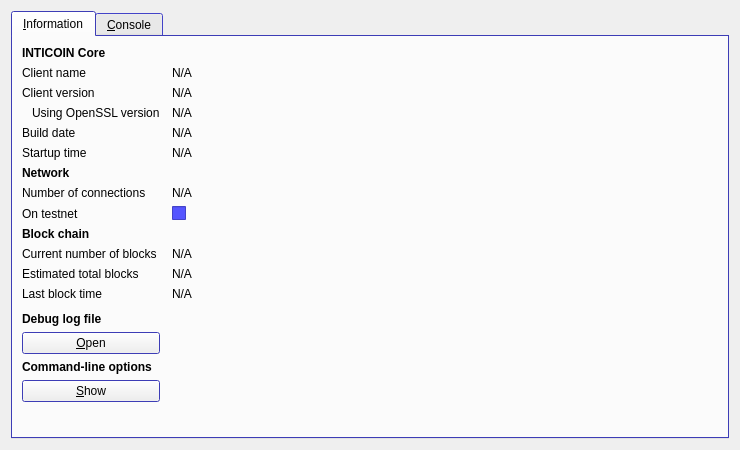
INTICOIN/INTICOIN, file src/qt/forms/rpcconsole.ui: the form before one commit.
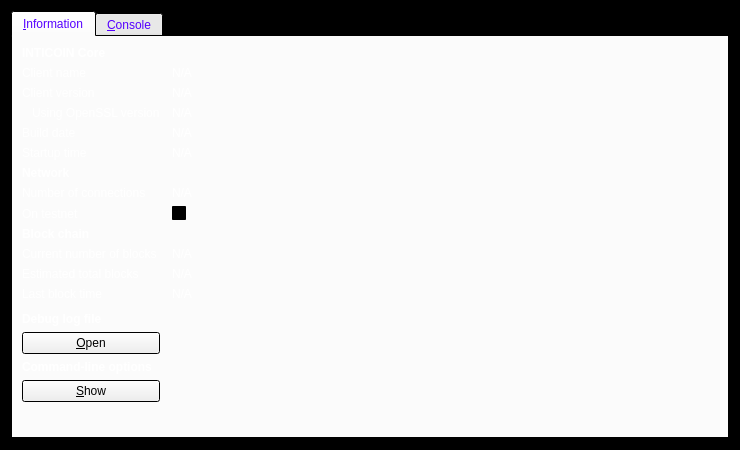
The form after the commit. Icons and pictures are not drawn.

The edit to the form file:
```diff
--- a/src/qt/forms/rpcconsole.ui
+++ b/src/qt/forms/rpcconsole.ui
@@ -10,6 +10,70 @@
     <height>450</height>
    </rect>
   </property>
+  <property name="palette">
+   <palette>
+    <active>
+     <colorrole role="Base">
+      <brush brushstyle="SolidPattern">
+       <color alpha="255">
+        <red>255</red>
+        <green>255</green>
+        <blue>255</blue>
+       </color>
+      </brush>
+     </colorrole>
+     <colorrole role="Window">
+      <brush brushstyle="SolidPattern">
+       <color alpha="255">
+        <red>0</red>
+        <green>0</green>
+        <blue>0</blue>
+       </color>
+      </brush>
+     </colorrole>
+    </active>
+    <inactive>
+     <colorrole role="Base">
+      <brush brushstyle="SolidPattern">
+       <color alpha="255">
+        <red>255</red>
+        <green>255</green>
+        <blue>255</blue>
+       </color>
+      </brush>
+     </colorrole>
+     <colorrole role="Window">
+      <brush brushstyle="SolidPattern">
+       <color alpha="255">
+        <red>0</red>
+        <green>0</green>
+        <blue>0</blue>
+       </color>
+      </brush>
+     </colorrole>
+    </inactive>
+    <disabled>
+     <colorrole role="Base">
+      <brush brushstyle="SolidPattern">
+       <color alpha="255">
+        <red>0</red>
+        <green>0</green>
+        <blue>0</blue>
+       </color>
+      </brush>
+     </colorrole>
+     <colorrole role="Window">
+      <brush brushstyle="SolidPattern">
+       <color alpha="255">
+        <red>0</red>
+        <green>0</green>
+        <blue>0</blue>
+       </color>
+      </brush>
+     </colorrole>
+    </disabled>
+   </palette>
+  </property>
   <property name="windowTitle">
    <string>INTICOIN - Debug window</string>
   </property>
@@ -19,6 +83,15 @@
      <property name="palette">
       <palette>
        <active>
+        <colorrole role="WindowText">
+         <brush brushstyle="SolidPattern">
+          <color alpha="255">
+           <red>85</red>
+           <green>0</green>
+           <blue>255</blue>
+          </color>
+         </brush>
+        </colorrole>
         <colorrole role="Base">
          <brush brushstyle="SolidPattern">
           <color alpha="255">
@@ -31,14 +104,23 @@
         <colorrole role="Window">
          <brush brushstyle="SolidPattern">
           <color alpha="255">
-           <red>85</red>
-           <green>85</green>
-           <blue>255</blue>
+           <red>0</red>
+           <green>0</green>
+           <blue>0</blue>
           </color>
          </brush>
         </colorrole>
        </active>
        <inactive>
+        <colorrole role="WindowText">
+         <brush brushstyle="SolidPattern">
+          <color alpha="255">
+           <red>85</red>
+           <green>0</green>
+           <blue>255</blue>
+          </color>
+         </brush>
+        </colorrole>
         <colorrole role="Base">
          <brush brushstyle="SolidPattern">
           <color alpha="255">
@@ -51,29 +133,38 @@
         <colorrole role="Window">
          <brush brushstyle="SolidPattern">
           <color alpha="255">
-           <red>85</red>
-           <green>85</green>
-           <blue>255</blue>
+           <red>0</red>
+           <green>0</green>
+           <blue>0</blue>
           </color>
          </brush>
         </colorrole>
        </inactive>
        <disabled>
+        <colorrole role="WindowText">
+         <brush brushstyle="SolidPattern">
+          <color alpha="255">
+           <red>120</red>
+           <green>120</green>
+           <blue>120</blue>
+          </color>
+         </brush>
+        </colorrole>
         <colorrole role="Base">
          <brush brushstyle="SolidPattern">
           <color alpha="255">
-           <red>85</red>
-           <green>85</green>
-           <blue>255</blue>
+           <red>0</red>
+           <green>0</green>
+           <blue>0</blue>
           </color>
          </brush>
         </colorrole>
         <colorrole role="Window">
          <brush brushstyle="SolidPattern">
           <color alpha="255">
-           <red>85</red>
-           <green>85</green>
-           <blue>255</blue>
+           <red>0</red>
+           <green>0</green>
+           <blue>0</blue>
           </color>
          </brush>
         </colorrole>
@@ -93,6 +184,43 @@
        </property>
        <item row="0" column="0">
         <widget class="QLabel" name="label_9">
+         <property name="palette">
+          <palette>
+           <active>
+            <colorrole role="WindowText">
+             <brush brushstyle="SolidPattern">
+              <color alpha="255">
+               <red>255</red>
+               <green>255</green>
+               <blue>255</blue>
+              </color>
+             </brush>
+            </colorrole>
+           </active>
+           <inactive>
+            <colorrole role="WindowText">
+             <brush brushstyle="SolidPattern">
+              <color alpha="255">
+               <red>255</red>
+               <green>255</green>
+               <blue>255</blue>
+              </color>
+             </brush>
+            </colorrole>
+           </inactive>
+           <disabled>
+            <colorrole role="WindowText">
+             <brush brushstyle="SolidPattern">
+              <color alpha="255">
+               <red>120</red>
+               <green>120</green>
+               <blue>120</blue>
+              </color>
+             </brush>
+            </colorrole>
+           </disabled>
+          </palette>
+         </property>
          <property name="font">
           <font>
            <weight>75</weight>
@@ -106,6 +234,43 @@
        </item>
        <item row="1" column="0">
         <widget class="QLabel" name="label_5">
+         <property name="palette">
+          <palette>
+           <active>
+            <colorrole role="WindowText">
+             <brush brushstyle="SolidPattern">
+              <color alpha="255">
+               <red>255</red>
+               <green>255</green>
+               <blue>255</blue>
+              </color>
+             </brush>
+            </colorrole>
+           </active>
+           <inactive>
+            <colorrole role="WindowText">
+             <brush brushstyle="SolidPattern">
+              <color alpha="255">
+               <red>255</red>
+               <green>255</green>
+               <blue>255</blue>
+              </color>
+             </brush>
+            </colorrole>
+           </inactive>
+           <disabled>
+            <colorrole role="WindowText">
+             <brush brushstyle="SolidPattern">
+              <color alpha="255">
+               <red>120</red>
+               <green>120</green>
+               <blue>120</blue>
+              </color>
+             </brush>
+            </colorrole>
+           </disabled>
+          </palette>
+         </property>
          <property name="text">
           <string>Client name</string>
          </property>
@@ -113,6 +278,43 @@
        </item>
        <item row="1" column="1">
         <widget class="QLabel" name="clientName">
+         <property name="palette">
+          <palette>
+           <active>
+            <colorrole role="WindowText">
+             <brush brushstyle="SolidPattern">
+              <color alpha="255">
+               <red>255</red>
+               <green>255</green>
+               <blue>255</blue>
+              </color>
+             </brush>
+            </colorrole>
+           </active>
+           <inactive>
+            <colorrole role="WindowText">
+             <brush brushstyle="SolidPattern">
+              <color alpha="255">
+               <red>255</red>
+               <green>255</green>
+               <blue>255</blue>
+              </color>
+             </brush>
+            </colorrole>
+           </inactive>
+           <disabled>
+            <colorrole role="WindowText">
+             <brush brushstyle="SolidPattern">
+              <color alpha="255">
+               <red>120</red>
+               <green>120</green>
+               <blue>120</blue>
+              </color>
+             </brush>
+            </colorrole>
+           </disabled>
+          </palette>
+         </property>
          <property name="cursor">
           <cursorShape>IBeamCursor</cursorShape>
          </property>
@@ -129,6 +331,43 @@
        </item>
        <item row="2" column="0">
         <widget class="QLabel" name="label_6">
+         <property name="palette">
+          <palette>
+           <active>
+            <colorrole role="WindowText">
+             <brush brushstyle="SolidPattern">
+              <color alpha="255">
+               <red>255</red>
+               <green>255</green>
+               <blue>255</blue>
+              </color>
+             </brush>
+            </colorrole>
+           </active>
+           <inactive>
+            <colorrole role="WindowText">
+             <brush brushstyle="SolidPattern">
+              <color alpha="255">
+               <red>255</red>
+               <green>255</green>
+               <blue>255</blue>
+              </color>
+             </brush>
+            </colorrole>
+           </inactive>
+           <disabled>
+            <colorrole role="WindowText">
+             <brush brushstyle="SolidPattern">
+              <color alpha="255">
+               <red>120</red>
+               <green>120</green>
+               <blue>120</blue>
+              </color>
+             </brush>
+            </colorrole>
+           </disabled>
+          </palette>
+         </property>
          <property name="text">
           <string>Client version</string>
          </property>
@@ -136,6 +375,43 @@
        </item>
        <item row="2" column="1">
         <widget class="QLabel" name="clientVersion">
+         <property name="palette">
+          <palette>
+           <active>
+            <colorrole role="WindowText">
+             <brush brushstyle="SolidPattern">
+              <color alpha="255">
+               <red>255</red>
+               <green>255</green>
+               <blue>255</blue>
+              </color>
+             </brush>
+            </colorrole>
+           </active>
+           <inactive>
+            <colorrole role="WindowText">
+             <brush brushstyle="SolidPattern">
+              <color alpha="255">
+               <red>255</red>
+               <green>255</green>
+               <blue>255</blue>
+              </color>
+             </brush>
+            </colorrole>
+           </inactive>
+           <disabled>
+            <colorrole role="WindowText">
+             <brush brushstyle="SolidPattern">
+              <color alpha="255">
+               <red>120</red>
+               <green>120</green>
+               <blue>120</blue>
+              </color>
+             </brush>
+            </colorrole>
+           </disabled>
+          </palette>
+         </property>
          <property name="cursor">
           <cursorShape>IBeamCursor</cursorShape>
          </property>
@@ -152,6 +428,43 @@
        </item>
        <item row="3" column="0">
         <widget class="QLabel" name="label_14">
+         <property name="palette">
+          <palette>
+           <active>
+            <colorrole role="WindowText">
+             <brush brushstyle="SolidPattern">
+              <color alpha="255">
+               <red>255</red>
+               <green>255</green>
+               <blue>255</blue>
+              </color>
+             </brush>
+            </colorrole>
+           </active>
+           <inactive>
+            <colorrole role="WindowText">
+             <brush brushstyle="SolidPattern">
+              <color alpha="255">
+               <red>255</red>
+               <green>255</green>
+               <blue>255</blue>
+              </color>
+             </brush>
+            </colorrole>
+           </inactive>
+           <disabled>
+            <colorrole role="WindowText">
+             <brush brushstyle="SolidPattern">
+              <color alpha="255">
+               <red>120</red>
+               <green>120</green>
+               <blue>120</blue>
+              </color>
+             </brush>
+            </colorrole>
+           </disabled>
+          </palette>
+         </property>
          <property name="text">
           <string>Using OpenSSL version</string>
          </property>
@@ -162,6 +475,43 @@
        </item>
        <item row="3" column="1">
         <widget class="QLabel" name="openSSLVersion">
+         <property name="palette">
+          <palette>
+           <active>
+            <colorrole role="WindowText">
+             <brush brushstyle="SolidPattern">
+              <color alpha="255">
+               <red>255</red>
+               <green>255</green>
+               <blue>255</blue>
+              </color>
+             </brush>
+            </colorrole>
+           </active>
+           <inactive>
+            <colorrole role="WindowText">
+             <brush brushstyle="SolidPattern">
+              <color alpha="255">
+               <red>255</red>
+               <green>255</green>
+               <blue>255</blue>
+              </color>
+             </brush>
+            </colorrole>
+           </inactive>
+           <disabled>
+            <colorrole role="WindowText">
+             <brush brushstyle="SolidPattern">
+              <color alpha="255">
+               <red>120</red>
+               <green>120</green>
+               <blue>120</blue>
+              </color>
+             </brush>
+            </colorrole>
+           </disabled>
+          </palette>
+         </property>
          <property name="cursor">
           <cursorShape>IBeamCursor</cursorShape>
          </property>
@@ -178,6 +528,43 @@
        </item>
        <item row="4" column="0">
         <widget class="QLabel" name="label_12">
+         <property name="palette">
+          <palette>
+           <active>
+            <colorrole role="WindowText">
+             <brush brushstyle="SolidPattern">
+              <color alpha="255">
+               <red>255</red>
+               <green>255</green>
+               <blue>255</blue>
+              </color>
+             </brush>
+            </colorrole>
+           </active>
+           <inactive>
+            <colorrole role="WindowText">
+             <brush brushstyle="SolidPattern">
+              <color alpha="255">
+               <red>255</red>
+               <green>255</green>
+               <blue>255</blue>
+              </color>
+             </brush>
+            </colorrole>
+           </inactive>
+           <disabled>
+            <colorrole role="WindowText">
+             <brush brushstyle="SolidPattern">
+              <color alpha="255">
+               <red>120</red>
+               <green>120</green>
+               <blue>120</blue>
+              </color>
+             </brush>
+            </colorrole>
+           </disabled>
+          </palette>
+         </property>
          <property name="text">
           <string>Build date</string>
          </property>
@@ -185,6 +572,43 @@
        </item>
        <item row="4" column="1">
         <widget class="QLabel" name="buildDate">
+         <property name="palette">
+          <palette>
+           <active>
+            <colorrole role="WindowText">
+             <brush brushstyle="SolidPattern">
+              <color alpha="255">
+               <red>255</red>
+               <green>255</green>
+               <blue>255</blue>
+              </color>
+             </brush>
+            </colorrole>
+           </active>
+           <inactive>
+            <colorrole role="WindowText">
+             <brush brushstyle="SolidPattern">
+              <color alpha="255">
+               <red>255</red>
+               <green>255</green>
+               <blue>255</blue>
+              </color>
+             </brush>
+            </colorrole>
+           </inactive>
+           <disabled>
+            <colorrole role="WindowText">
+             <brush brushstyle="SolidPattern">
+              <color alpha="255">
+               <red>120</red>
+               <green>120</green>
+               <blue>120</blue>
+              </color>
+             </brush>
+            </colorrole>
+           </disabled>
+          </palette>
+         </property>
          <property name="cursor">
           <cursorShape>IBeamCursor</cursorShape>
          </property>
@@ -201,6 +625,43 @@
        </item>
        <item row="5" column="0">
         <widget class="QLabel" name="label_13">
+         <property name="palette">
+          <palette>
+           <active>
+            <colorrole role="WindowText">
+             <brush brushstyle="SolidPattern">
+              <color alpha="255">
+               <red>255</red>
+               <green>255</green>
+               <blue>255</blue>
+              </color>
+             </brush>
+            </colorrole>
+           </active>
+           <inactive>
+            <colorrole role="WindowText">
+             <brush brushstyle="SolidPattern">
+              <color alpha="255">
+               <red>255</red>
+               <green>255</green>
+               <blue>255</blue>
+              </color>
+             </brush>
+            </colorrole>
+           </inactive>
+           <disabled>
+            <colorrole role="WindowText">
+             <brush brushstyle="SolidPattern">
+              <color alpha="255">
+               <red>120</red>
+               <green>120</green>
+               <blue>120</blue>
+              </color>
+             </brush>
+            </colorrole>
+           </disabled>
+          </palette>
+         </property>
          <property name="text">
           <string>Startup time</string>
          </property>
@@ -208,6 +669,43 @@
        </item>
        <item row="5" column="1">
         <widget class="QLabel" name="startupTime">
+         <property name="palette">
+          <palette>
+           <active>
+            <colorrole role="WindowText">
+             <brush brushstyle="SolidPattern">
+              <color alpha="255">
+               <red>255</red>
+               <green>255</green>
+               <blue>255</blue>
+              </color>
+             </brush>
+            </colorrole>
+           </active>
+           <inactive>
+            <colorrole role="WindowText">
+             <brush brushstyle="SolidPattern">
+              <color alpha="255">
+               <red>255</red>
+               <green>255</green>
+               <blue>255</blue>
+              </color>
+             </brush>
+            </colorrole>
+           </inactive>
+           <disabled>
+            <colorrole role="WindowText">
+             <brush brushstyle="SolidPattern">
+              <color alpha="255">
+               <red>120</red>
+               <green>120</green>
+               <blue>120</blue>
+              </color>
+             </brush>
+            </colorrole>
+           </disabled>
+          </palette>
+         </property>
          <property name="cursor">
           <cursorShape>IBeamCursor</cursorShape>
          </property>
@@ -224,6 +722,43 @@
        </item>
        <item row="6" column="0">
         <widget class="QLabel" name="label_11">
+         <property name="palette">
+          <palette>
+           <active>
+            <colorrole role="WindowText">
+             <brush brushstyle="SolidPattern">
+              <color alpha="255">
+               <red>255</red>
+               <green>255</green>
+               <blue>255</blue>
+              </color>
+             </brush>
+            </colorrole>
+           </active>
+           <inactive>
+            <colorrole role="WindowText">
+             <brush brushstyle="SolidPattern">
+              <color alpha="255">
+               <red>255</red>
+               <green>255</green>
+               <blue>255</blue>
+              </color>
+             </brush>
+            </colorrole>
+           </inactive>
+           <disabled>
+            <colorrole role="WindowText">
+             <brush brushstyle="SolidPattern">
+              <color alpha="255">
+               <red>120</red>
+               <green>120</green>
+               <blue>120</blue>
+              </color>
+             </brush>
+            </colorrole>
+           </disabled>
+          </palette>
+         </property>
          <property name="font">
           <font>
            <weight>75</weight>
@@ -237,6 +772,43 @@
        </item>
        <item row="7" column="0">
         <widget class="QLabel" name="label_7">
+         <property name="palette">
+          <palette>
+           <active>
+            <colorrole role="WindowText">
+             <brush brushstyle="SolidPattern">
+              <color alpha="255">
+               <red>255</red>
+               <green>255</green>
+               <blue>255</blue>
+              </color>
+             </brush>
+            </colorrole>
+           </active>
+           <inactive>
+            <colorrole role="WindowText">
+             <brush brushstyle="SolidPattern">
+              <color alpha="255">
+               <red>255</red>
+               <green>255</green>
+               <blue>255</blue>
+              </color>
+             </brush>
+            </colorrole>
+           </inactive>
+           <disabled>
+            <colorrole role="WindowText">
+             <brush brushstyle="SolidPattern">
+              <color alpha="255">
+               <red>120</red>
+               <green>120</green>
+               <blue>120</blue>
+              </color>
+             </brush>
+            </colorrole>
+           </disabled>
+          </palette>
+         </property>
          <property name="text">
           <string>Number of connections</string>
          </property>
@@ -244,6 +816,43 @@
        </item>
        <item row="7" column="1">
         <widget class="QLabel" name="numberOfConnections">
+         <property name="palette">
+          <palette>
+           <active>
+            <colorrole role="WindowText">
+             <brush brushstyle="SolidPattern">
+              <color alpha="255">
+               <red>255</red>
+               <green>255</green>
+               <blue>255</blue>
+              </color>
+             </brush>
+            </colorrole>
+           </active>
+           <inactive>
+            <colorrole role="WindowText">
+             <brush brushstyle="SolidPattern">
+              <color alpha="255">
+               <red>255</red>
+               <green>255</green>
+               <blue>255</blue>
+              </color>
+             </brush>
+            </colorrole>
+           </inactive>
+           <disabled>
+            <colorrole role="WindowText">
+             <brush brushstyle="SolidPattern">
+              <color alpha="255">
+               <red>120</red>
+               <green>120</green>
+               <blue>120</blue>
+              </color>
+             </brush>
+            </colorrole>
+           </disabled>
+          </palette>
+         </property>
          <property name="cursor">
           <cursorShape>IBeamCursor</cursorShape>
          </property>
@@ -260,6 +869,43 @@
        </item>
        <item row="8" column="0">
         <widget class="QLabel" name="label_8">
+         <property name="palette">
+          <palette>
+           <active>
+            <colorrole role="WindowText">
+             <brush brushstyle="SolidPattern">
+              <color alpha="255">
+               <red>255</red>
+               <green>255</green>
+               <blue>255</blue>
+              </color>
+             </brush>
+            </colorrole>
+           </active>
+           <inactive>
+            <colorrole role="WindowText">
+             <brush brushstyle="SolidPattern">
+              <color alpha="255">
+               <red>255</red>
+               <green>255</green>
+               <blue>255</blue>
+              </color>
+             </brush>
+            </colorrole>
+           </inactive>
+           <disabled>
+            <colorrole role="WindowText">
+             <brush brushstyle="SolidPattern">
+              <color alpha="255">
+               <red>120</red>
+               <green>120</green>
+               <blue>120</blue>
+              </color>
+             </brush>
+            </colorrole>
+           </disabled>
+          </palette>
+         </property>
          <property name="text">
           <string>On testnet</string>
          </property>
@@ -277,6 +923,43 @@
        </item>
        <item row="9" column="0">
         <widget class="QLabel" name="label_10">
+         <property name="palette">
+          <palette>
+           <active>
+            <colorrole role="WindowText">
+             <brush brushstyle="SolidPattern">
+              <color alpha="255">
+               <red>255</red>
+               <green>255</green>
+               <blue>255</blue>
+              </color>
+             </brush>
+            </colorrole>
+           </active>
+           <inactive>
+            <colorrole role="WindowText">
+             <brush brushstyle="SolidPattern">
+              <color alpha="255">
+               <red>255</red>
+               <green>255</green>
+               <blue>255</blue>
+              </color>
+             </brush>
+            </colorrole>
+           </inactive>
+           <disabled>
+            <colorrole role="WindowText">
+             <brush brushstyle="SolidPattern">
+              <color alpha="255">
+               <red>120</red>
+               <green>120</green>
+               <blue>120</blue>
+              </color>
+             </brush>
+            </colorrole>
+           </disabled>
+          </palette>
+         </property>
          <property name="font">
           <font>
            <weight>75</weight>
@@ -290,6 +973,43 @@
        </item>
        <item row="10" column="0">
         <widget class="QLabel" name="label_3">
+         <property name="palette">
+          <palette>
+           <active>
+            <colorrole role="WindowText">
+             <brush brushstyle="SolidPattern">
+              <color alpha="255">
+               <red>255</red>
+               <green>255</green>
+               <blue>255</blue>
+              </color>
+             </brush>
+            </colorrole>
+           </active>
+           <inactive>
+            <colorrole role="WindowText">
+             <brush brushstyle="SolidPattern">
+              <color alpha="255">
+               <red>255</red>
+               <green>255</green>
+               <blue>255</blue>
+              </color>
+             </brush>
+            </colorrole>
+           </inactive>
+           <disabled>
+            <colorrole role="WindowText">
+             <brush brushstyle="SolidPattern">
+              <color alpha="255">
+               <red>120</red>
+               <green>120</green>
+               <blue>120</blue>
+              </color>
+             </brush>
+            </colorrole>
+           </disabled>
+          </palette>
+         </property>
          <property name="text">
           <string>Current number of blocks</string>
          </property>
@@ -297,6 +1017,43 @@
        </item>
        <item row="10" column="1">
         <widget class="QLabel" name="numberOfBlocks">
+         <property name="palette">
+          <palette>
+           <active>
+            <colorrole role="WindowText">
+             <brush brushstyle="SolidPattern">
+              <color alpha="255">
+               <red>255</red>
+               <green>255</green>
+               <blue>255</blue>
+              </color>
+             </brush>
+            </colorrole>
+           </active>
+           <inactive>
+            <colorrole role="WindowText">
+             <brush brushstyle="SolidPattern">
+              <color alpha="255">
+               <red>255</red>
+               <green>255</green>
+               <blue>255</blue>
+              </color>
+             </brush>
+            </colorrole>
+           </inactive>
+           <disabled>
+            <colorrole role="WindowText">
+             <brush brushstyle="SolidPattern">
+              <color alpha="255">
+               <red>120</red>
+               <green>120</green>
+               <blue>120</blue>
+              </color>
+             </brush>
+            </colorrole>
+           </disabled>
+          </palette>
+         </property>
          <property name="cursor">
           <cursorShape>IBeamCursor</cursorShape>
          </property>
@@ -313,6 +1070,43 @@
        </item>
        <item row="11" column="0">
         <widget class="QLabel" name="label_4">
+         <property name="palette">
+          <palette>
+           <active>
+            <colorrole role="WindowText">
+             <brush brushstyle="SolidPattern">
+              <color alpha="255">
+               <red>255</red>
+               <green>255</green>
+               <blue>255</blue>
+              </color>
+             </brush>
+            </colorrole>
+           </active>
+           <inactive>
+            <colorrole role="WindowText">
+             <brush brushstyle="SolidPattern">
+              <color alpha="255">
+               <red>255</red>
+               <green>255</green>
+               <blue>255</blue>
+              </color>
+             </brush>
+            </colorrole>
+           </inactive>
+           <disabled>
+            <colorrole role="WindowText">
+             <brush brushstyle="SolidPattern">
+              <color alpha="255">
+               <red>120</red>
+               <green>120</green>
+               <blue>120</blue>
+              </color>
+             </brush>
+            </colorrole>
+           </disabled>
+          </palette>
+         </property>
          <property name="text">
           <string>Estimated total blocks</string>
          </property>
@@ -320,6 +1114,43 @@
        </item>
        <item row="11" column="1">
         <widget class="QLabel" name="totalBlocks">
+         <property name="palette">
+          <palette>
+           <active>
+            <colorrole role="WindowText">
+             <brush brushstyle="SolidPattern">
+              <color alpha="255">
+               <red>255</red>
+               <green>255</green>
+               <blue>255</blue>
+              </color>
+             </brush>
+            </colorrole>
+           </active>
+           <inactive>
+            <colorrole role="WindowText">
+             <brush brushstyle="SolidPattern">
+              <color alpha="255">
+               <red>255</red>
+               <green>255</green>
+               <blue>255</blue>
+              </color>
+             </brush>
+            </colorrole>
+           </inactive>
+           <disabled>
+            <colorrole role="WindowText">
+             <brush brushstyle="SolidPattern">
+              <color alpha="255">
+               <red>120</red>
+               <green>120</green>
+               <blue>120</blue>
+              </color>
+             </brush>
+            </colorrole>
+           </disabled>
+          </palette>
+         </property>
          <property name="cursor">
           <cursorShape>IBeamCursor</cursorShape>
          </property>
@@ -336,6 +1167,43 @@
        </item>
        <item row="12" column="0">
         <widget class="QLabel" name="label_2">
+         <property name="palette">
+          <palette>
+           <active>
+            <colorrole role="WindowText">
+             <brush brushstyle="SolidPattern">
+              <color alpha="255">
+               <red>255</red>
+               <green>255</green>
+               <blue>255</blue>
+              </color>
+             </brush>
+            </colorrole>
+           </active>
+           <inactive>
+            <colorrole role="WindowText">
+             <brush brushstyle="SolidPattern">
+              <color alpha="255">
+               <red>255</red>
+               <green>255</green>
+               <blue>255</blue>
+              </color>
+             </brush>
+            </colorrole>
+           </inactive>
+           <disabled>
+            <colorrole role="WindowText">
+             <brush brushstyle="SolidPattern">
+              <color alpha="255">
+               <red>120</red>
+               <green>120</green>
+               <blue>120</blue>
+              </color>
+             </brush>
+            </colorrole>
+           </disabled>
+          </palette>
+         </property>
          <property name="text">
           <string>Last block time</string>
          </property>
@@ -343,6 +1211,43 @@
        </item>
        <item row="12" column="1">
         <widget class="QLabel" name="lastBlockTime">
+         <property name="palette">
+          <palette>
+           <active>
+            <colorrole role="WindowText">
+             <brush brushstyle="SolidPattern">
+              <color alpha="255">
+               <red>255</red>
+               <green>255</green>
+               <blue>255</blue>
+              </color>
+             </brush>
+            </colorrole>
+           </active>
+           <inactive>
+            <colorrole role="WindowText">
+             <brush brushstyle="SolidPattern">
+              <color alpha="255">
+               <red>255</red>
+               <green>255</green>
+               <blue>255</blue>
+              </color>
+             </brush>
+            </colorrole>
+           </inactive>
+           <disabled>
+            <colorrole role="WindowText">
+             <brush brushstyle="SolidPattern">
+              <color alpha="255">
+               <red>120</red>
+               <green>120</green>
+               <blue>120</blue>
+              </color>
+             </brush>
+            </colorrole>
+           </disabled>
+          </palette>
+         </property>
          <property name="cursor">
           <cursorShape>IBeamCursor</cursorShape>
          </property>
@@ -372,6 +1277,43 @@
        </item>
        <item row="14" column="0">
         <widget class="QLabel" name="labelDebugLogfile">
+         <property name="palette">
+          <palette>
+           <active>
+            <colorrole role="WindowText">
+             <brush brushstyle="SolidPattern">
+              <color alpha="255">
+               <red>255</red>
+               <green>255</green>
+               <blue>255</blue>
+              </color>
+             </brush>
+            </colorrole>
+           </active>
+           <inactive>
+            <colorrole role="WindowText">
+             <brush brushstyle="SolidPattern">
+              <color alpha="255">
+               <red>255</red>
+               <green>255</green>
+               <blue>255</blue>
+              </color>
+             </brush>
+            </colorrole>
+           </inactive>
+           <disabled>
+            <colorrole role="WindowText">
+             <brush brushstyle="SolidPattern">
+              <color alpha="255">
+               <red>120</red>
+               <green>120</green>
+               <blue>120</blue>
+              </color>
+             </brush>
+            </colorrole>
+           </disabled>
+          </palette>
+         </property>
          <property name="font">
           <font>
            <weight>75</weight>
@@ -398,6 +1340,43 @@
        </item>
        <item row="16" column="0">
         <widget class="QLabel" name="labelCLOptions">
+         <property name="palette">
+          <palette>
+           <active>
+            <colorrole role="WindowText">
+             <brush brushstyle="SolidPattern">
+              <color alpha="255">
+               <red>255</red>
+               <green>255</green>
+               <blue>255</blue>
+              </color>
+             </brush>
+            </colorrole>
+           </active>
+           <inactive>
+            <colorrole role="WindowText">
+             <brush brushstyle="SolidPattern">
+              <color alpha="255">
+               <red>255</red>
+               <green>255</green>
+               <blue>255</blue>
+              </color>
+             </brush>
+            </colorrole>
+           </inactive>
+           <disabled>
+            <colorrole role="WindowText">
+             <brush brushstyle="SolidPattern">
+              <color alpha="255">
+               <red>120</red>
+               <green>120</green>
+               <blue>120</blue>
+              </color>
+             </brush>
+            </colorrole>
+           </disabled>
+          </palette>
+         </property>
          <property name="font">
           <font>
            <weight>75</weight>
```
